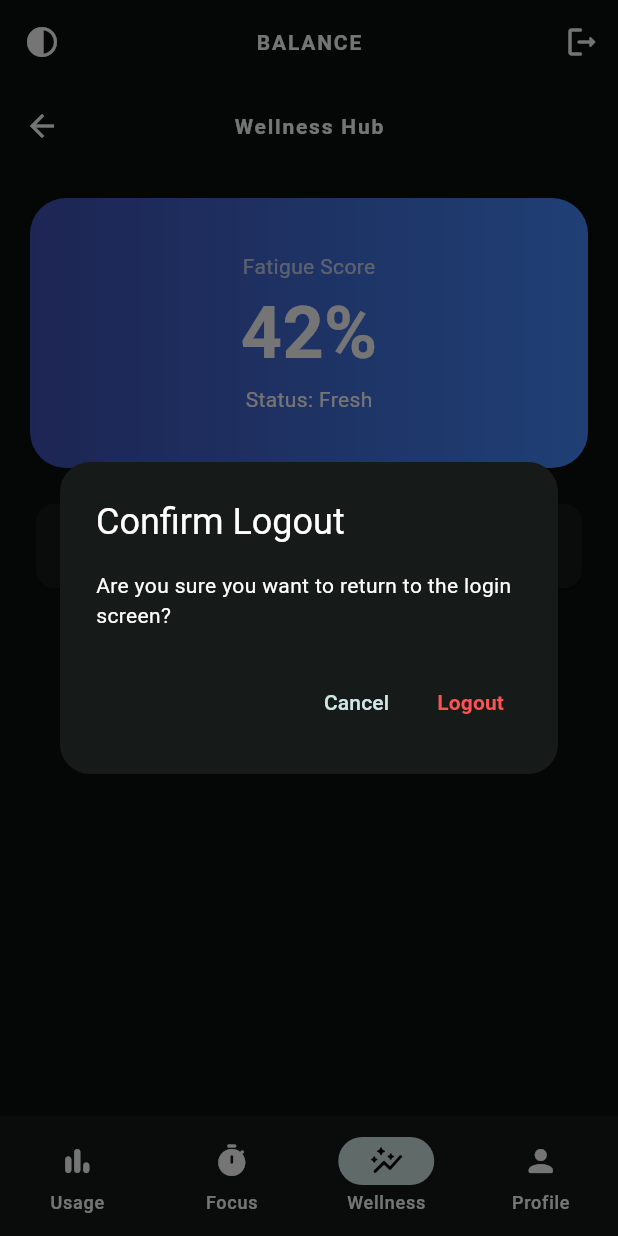
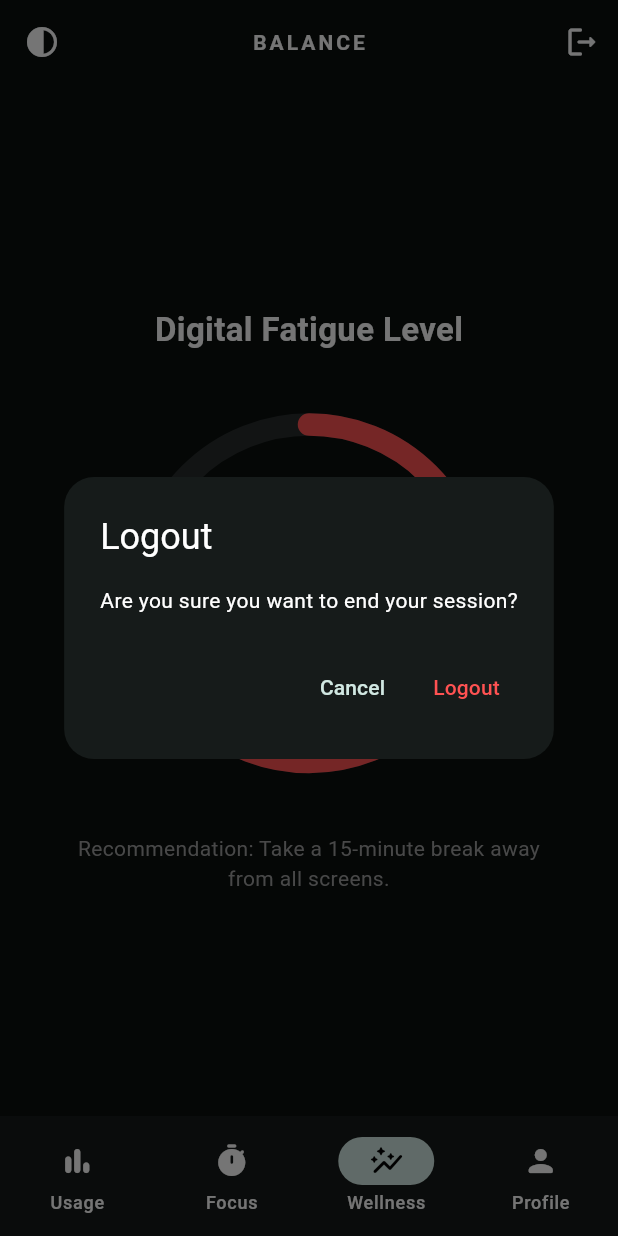
Before and after one commit to shekhadahemanshi/LifeInSync, a Flutter app: the MainNavigation screen opened directly, item 3 of the bottom bar chosen, after a tap on the "logout" icon, on a phone screen of 412 x 824 dp. Run offline on Flutter 3.47's test engine with Material 3 defaults, Android fonts, the phone set to English and light mode, and no system bars; drawn by our look-alikes of percent_indicator; our stand-ins replace firebase_auth, firebase_core; accounts and stored records are empty.

Commit message:
Updated UI

```diff
--- a/lib/features/fatigue/fatigue_screen.dart
+++ b/lib/features/fatigue/fatigue_screen.dart
@@ -1,57 +1,38 @@
 import 'package:flutter/material.dart';
+import 'package:percent_indicator/circular_percent_indicator.dart';
 
 class FatigueScreen extends StatelessWidget {
   @override
   Widget build(BuildContext context) {
-    return Scaffold(
-      appBar: AppBar(title: Text('Wellness Hub')),
-      body: Padding(
-        padding: const EdgeInsets.all(20.0),
-        child: Column(
-          children: [
-            // MOCK DATA: Digital Fatigue Indicator
-            // This will later be connected to your Python FastAPI 'fatigue_analysis' endpoint
-            Container(
-              height: 180,
-              width: double.infinity,
-              decoration: BoxDecoration(
-                gradient: LinearGradient(
-                  colors: [Colors.indigo, Colors.blueAccent],
-                ),
-                borderRadius: BorderRadius.circular(24),
-              ),
+    return Center(
       child: Column(
         mainAxisAlignment: MainAxisAlignment.center,
         children: [
-                  Text(
-                    "Fatigue Score",
-                    style: TextStyle(color: Colors.white70),
-                  ),
-                  Text(
-                    "42%",
-                    style: TextStyle(
-                      color: Colors.white,
-                      fontSize: 48,
-                      fontWeight: FontWeight.bold,
-                    ),
-                  ),
-                  Text("Status: Fresh", style: TextStyle(color: Colors.white)),
+          const Text("Digital Fatigue Level", style: TextStyle(fontSize: 22, fontWeight: FontWeight.bold)),
+          const SizedBox(height: 40),
+          CircularPercentIndicator(
+            radius: 120.0,
+            lineWidth: 15.0,
+            percent: 0.74, // This would come from your FastAPI later
+            center: const Column(
+              mainAxisAlignment: MainAxisAlignment.center,
+              children: [
+                Text("74%", style: TextStyle(fontSize: 40, fontWeight: FontWeight.bold)),
+                Text("High", style: TextStyle(color: Colors.redAccent)),
               ],
             ),
+            progressColor: Colors.redAccent,
+            backgroundColor: Colors.grey.withOpacity(0.2),
+            circularStrokeCap: CircularStrokeCap.round,
+            animation: true,
           ),
-            SizedBox(height: 20),
-            _buildSmartTip(Icons.lightbulb, "Time for a 20-20-20 eye break."),
+          const SizedBox(height: 40),
+          const Padding(
+            padding: EdgeInsets.symmetric(horizontal: 40),
+            child: Text("Recommendation: Take a 15-minute break away from all screens.",
+              textAlign: TextAlign.center, style: TextStyle(color: Colors.grey)),
+          ),
         ],
-        ),
-      ),
-    );
-  }
-
-  Widget _buildSmartTip(IconData icon, String text) {
-    return Card(
-      child: ListTile(
-        leading: Icon(icon, color: Colors.amber),
-        title: Text(text, style: TextStyle(fontSize: 14)),
       ),
     );
   }
--- a/lib/main.dart
+++ b/lib/main.dart
@@ -1,4 +1,7 @@
 import 'package:flutter/material.dart';
+import 'package:firebase_core/firebase_core.dart'; // Add this dependency
+// import 'firebase_options.dart'; // She will uncomment this after running flutterfire configure
+
 import 'core/theme/app_theme.dart';
 import 'features/auth/login_screen.dart';
 import 'features/usage/usage_screen.dart';
@@ -6,27 +9,45 @@ import 'features/focus/focus_screen.dart';
 import 'features/fatigue/fatigue_screen.dart';
 import 'features/profile/profile_screen.dart';
 
-void main() => runApp(const DigitalWellbeingApp());
+void main() async {
+  WidgetsFlutterBinding.ensureInitialized();
+
+  // --- FIREBASE INITIALIZATION ---
+  // She will uncomment the options line below once she links her project
+  try {
+    await Firebase.initializeApp(
+      // options: DefaultFirebaseOptions.currentPlatform,
+    );
+  } catch (e) {
+    print("Firebase not initialized yet: $e");
+  }
+
+  runApp(const DigitalWellbeingApp());
+}
 
 class DigitalWellbeingApp extends StatefulWidget {
   const DigitalWellbeingApp({super.key});
+
   @override
   DigitalWellbeingAppState createState() => DigitalWellbeingAppState();
 }
 
 class DigitalWellbeingAppState extends State<DigitalWellbeingApp> {
-  ThemeMode _themeMode = ThemeMode.dark; // Default to Classy Dark
+  ThemeMode _themeMode = ThemeMode.dark;
 
-  void toggleTheme() => setState(
-    () => _themeMode = _themeMode == ThemeMode.light
-        ? ThemeMode.dark
-        : ThemeMode.light,
-  );
+  void toggleTheme() {
+    setState(() {
+      _themeMode = _themeMode == ThemeMode.light
+          ? ThemeMode.dark
+          : ThemeMode.light;
+    });
+  }
 
   @override
   Widget build(BuildContext context) {
     return MaterialApp(
       debugShowCheckedModeBanner: false,
+      title: 'Digital Balance',
       theme: AppTheme.lightTheme,
       darkTheme: AppTheme.darkTheme,
       themeMode: _themeMode,
@@ -44,13 +65,16 @@ class AuthWrapper extends StatefulWidget {
 class AuthWrapperState extends State<AuthWrapper> {
   bool isLoggedIn = false;
 
+  // This method is called by the LoginScreen
   void login() => setState(() => isLoggedIn = true);
+
+  // This method is called by the Logout Dialog
   void logout() => setState(() => isLoggedIn = false);
 
   @override
   Widget build(BuildContext context) {
     return AnimatedSwitcher(
-      duration: const Duration(milliseconds: 400),
+      duration: const Duration(milliseconds: 500),
       child: isLoggedIn ? const MainNavigation() : const LoginScreen(),
     );
   }
@@ -73,16 +97,13 @@ class _MainNavigationState extends State<MainNavigation> {
     ProfileScreen(),
   ];
 
-  // This handles the logout and routing back to Login
   void _confirmLogout(BuildContext context) {
     showDialog(
       context: context,
       builder: (context) => AlertDialog(
         shape: RoundedRectangleBorder(borderRadius: BorderRadius.circular(20)),
-        title: const Text("Confirm Logout"),
-        content: const Text(
-          "Are you sure you want to return to the login screen?",
-        ),
+        title: const Text("Logout"),
+        content: const Text("Are you sure you want to end your session?"),
         actions: [
           TextButton(
             onPressed: () => Navigator.pop(context),
@@ -90,20 +111,13 @@ class _MainNavigationState extends State<MainNavigation> {
           ),
           TextButton(
             onPressed: () {
-              // ---------------------------------------------------------
-              // FIREBASE CALL: auth.signOut()
-              // ---------------------------------------------------------
-              Navigator.pop(context); // Close the dialog
-
-              // This triggers the AuthWrapper to show the LoginScreen
+              // --- HER TASK: Add await FirebaseAuth.instance.signOut(); ---
+              Navigator.pop(context);
               context.findAncestorStateOfType<AuthWrapperState>()?.logout();
             },
             child: const Text(
               "Logout",
-              style: TextStyle(
-                color: Colors.redAccent,
-                fontWeight: FontWeight.bold,
-              ),
+              style: TextStyle(color: Colors.redAccent),
             ),
           ),
         ],
@@ -121,18 +135,19 @@ class _MainNavigationState extends State<MainNavigation> {
               .findAncestorStateOfType<DigitalWellbeingAppState>()
               ?.toggleTheme(),
         ),
-        title: const Text("BALANCE"),
+        title: const Text(
+          "BALANCE",
+          style: TextStyle(fontWeight: FontWeight.bold, letterSpacing: 2),
+        ),
         actions: [
           IconButton(
             icon: const Icon(Icons.logout_rounded),
-            onPressed: () =>
-                _confirmLogout(context), // Triggers the routing logic
+            onPressed: () => _confirmLogout(context),
           ),
         ],
       ),
       body: IndexedStack(index: _currentIndex, children: _pages),
       bottomNavigationBar: NavigationBar(
-        elevation: 0,
         selectedIndex: _currentIndex,
         onDestinationSelected: (i) => setState(() => _currentIndex = i),
         destinations: const [
--- /dev/null
+++ b/lib/services/api_service.dart
@@ -0,0 +1,11 @@
+import 'dart:convert';
+import 'package:http/http.dart' as http;
+
+class ApiService {
+  // She will replace this with her FastAPI URL
+  static const String baseUrl = "http://YOUR_API_IP:8000";
+
+  // TODO: She will link these to her FastAPI logic
+  Future<Map<String, dynamic>> getFatigueData() async => {};
+  Future<Map<String, dynamic>> getUsageData() async => {};
+}
--- a/pubspec.yaml
+++ b/pubspec.yaml
@@ -30,6 +30,11 @@ environment:
 dependencies:
   flutter:
     sdk: flutter
+  firebase_core: ^2.24.2
+  firebase_auth: ^4.15.3
+  http: ^1.1.0
+  intl: ^0.19.0
+  percent_indicator: ^4.2.3
 
   # The following adds the Cupertino Icons font to your application.
   # Use with the CupertinoIcons class for iOS style icons.
```
Also changed, not shown: lib/features/auth/login_screen.dart (+7 -8 lines), lib/services/auth_service.dart (added, +38 -0 lines), pubspec.lock, 4 other files. Lines whose indentation alone changed are shown as unchanged.
